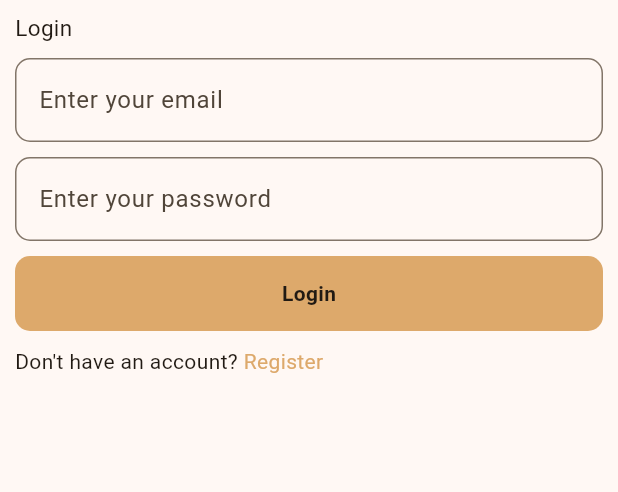
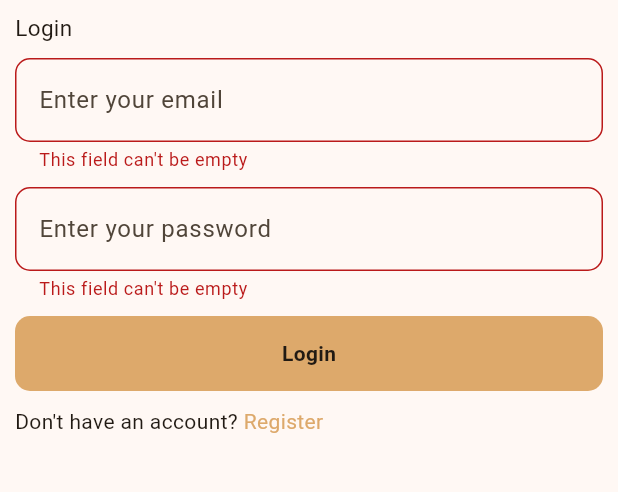
Before and after one commit to Waheed-Ashraf/Chati-app, a Flutter app: the screen it shows after launch, after a tap on "Login", on a phone screen of 412 x 824 dp, the part 290-782 px from its top. Run offline on Flutter 3.47's test engine with Material 3 defaults, Android fonts, the phone set to English and light mode, and no system bars; drawn by our look-alikes of modal_progress_hud_nsn; our stand-ins replace firebase_auth, firebase_core; accounts and stored records are empty.

Commit message:
adding circle indicator & adding firebase login logic

```diff
--- a/lib/main.dart
+++ b/lib/main.dart
@@ -1,5 +1,6 @@
 import 'package:chati_app/constants.dart';
 import 'package:chati_app/firebase_options.dart';
+import 'package:chati_app/views/chat_screen.dart';
 import 'package:chati_app/views/login.dart';
 import 'package:chati_app/views/register_view.dart';
 import 'package:firebase_core/firebase_core.dart';
@@ -28,6 +29,7 @@ class MyApp extends StatelessWidget {
       routes: {
         'LoginScreen': (context) => LoginScreen(),
         'RegisterScreen': (context) => RegisterScreen(),
+        'ChatScreen': (context) => ChatScreen(),
       },
       initialRoute: 'LoginScreen',
     );
--- a/lib/views/login.dart
+++ b/lib/views/login.dart
@@ -1,17 +1,35 @@
 import 'package:chati_app/constants.dart';
+import 'package:chati_app/helpers/snak_bar.dart';
+import 'package:chati_app/views/chat_screen.dart';
 import 'package:chati_app/widgets/custom_botton.dart';
 import 'package:chati_app/widgets/custom_textfield.dart';
+import 'package:firebase_auth/firebase_auth.dart';
 import 'package:flutter/material.dart';
+import 'package:modal_progress_hud_nsn/modal_progress_hud_nsn.dart';
 
-class LoginScreen extends StatelessWidget {
+class LoginScreen extends StatefulWidget {
   LoginScreen({super.key});
+
+  @override
+  State<LoginScreen> createState() => _LoginScreenState();
+}
+
+class _LoginScreenState extends State<LoginScreen> {
   String? email;
+
   String? password;
+  bool islooding = false;
+
+  GlobalKey<FormState> formKey = GlobalKey();
 
   @override
   Widget build(BuildContext context) {
-    return Scaffold(
-      body: Padding(
+    return ModalProgressHUD(
+      inAsyncCall: islooding,
+      child: Scaffold(
+        body: Form(
+          key: formKey,
+          child: Padding(
             padding: const EdgeInsets.symmetric(horizontal: 10),
             child: ListView(
               children: [
@@ -71,7 +89,43 @@ class LoginScreen extends StatelessWidget {
                 const SizedBox(
                   height: 10,
                 ),
-            CustomBotton(ontap: () {}, text: 'Login'),
+                CustomBotton(
+                    ontap: () async {
+                      if (formKey.currentState!.validate()) {
+                        setState(() {
+                          islooding = true;
+                        });
+
+                        try {
+                          await signInMethod();
+                          // ignore: use_build_context_synchronously
+                          Navigator.pushNamed(context, "ChatScreen");
+                        } on FirebaseAuthException catch (e) {
+                          if (e.code == 'user-not-found') {
+                            // ignore: use_build_context_synchronously
+                            showSnackBar(
+                              context,
+                              color: ColorPallet.secondColor,
+                              message: 'No user found for that email.',
+                            );
+                          } else if (e.code == 'wrong-password') {
+                            // ignore: use_build_context_synchronously
+                            showSnackBar(context,
+                                color: ColorPallet.secondColor,
+                                message: 'Wrong password');
+                          } else {
+                            // ignore: use_build_context_synchronously
+                            showSnackBar(context,
+                                color: ColorPallet.secondColor,
+                                message: 'Something goes wrong');
+                          }
+                        } catch (e) {}
+                        setState(() {
+                          islooding = false;
+                        });
+                      }
+                    },
+                    text: 'Login'),
                 const SizedBox(
                   height: 10,
                 ),
@@ -94,6 +148,13 @@ class LoginScreen extends StatelessWidget {
               ],
             ),
           ),
+        ),
+      ),
     );
   }
+
+  Future<void> signInMethod() async {
+    UserCredential user = await FirebaseAuth.instance
+        .signInWithEmailAndPassword(email: email!, password: password!);
   }
+}
--- a/pubspec.yaml
+++ b/pubspec.yaml
@@ -37,6 +37,7 @@ dependencies:
   cupertino_icons: ^1.0.6
   firebase_core: ^2.24.2
   firebase_auth: ^4.15.3
+  modal_progress_hud_nsn: ^0.4.0
 
 dev_dependencies:
   flutter_test:
```
Also changed, not shown: lib/helpers/snak_bar.dart (added, +15 -0 lines), lib/views/chat_screen.dart (added, +10 -0 lines), lib/views/register_view.dart (+29 -16 lines), pubspec.lock, 5 other files. Lines whose indentation alone changed are shown as unchanged.
